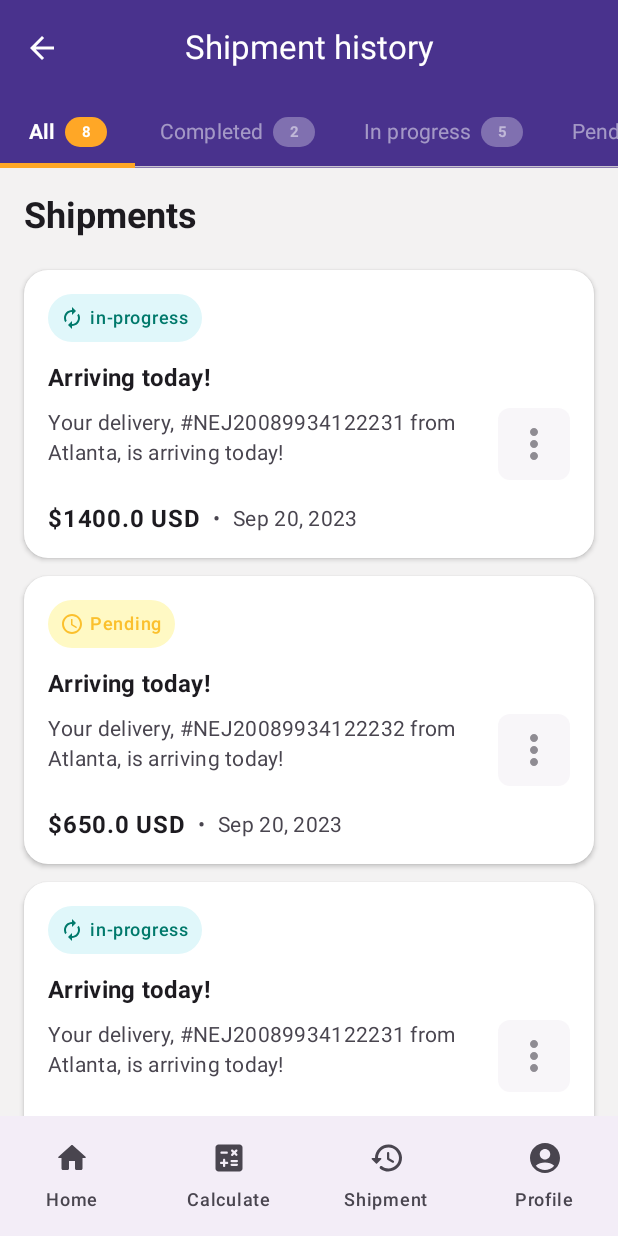
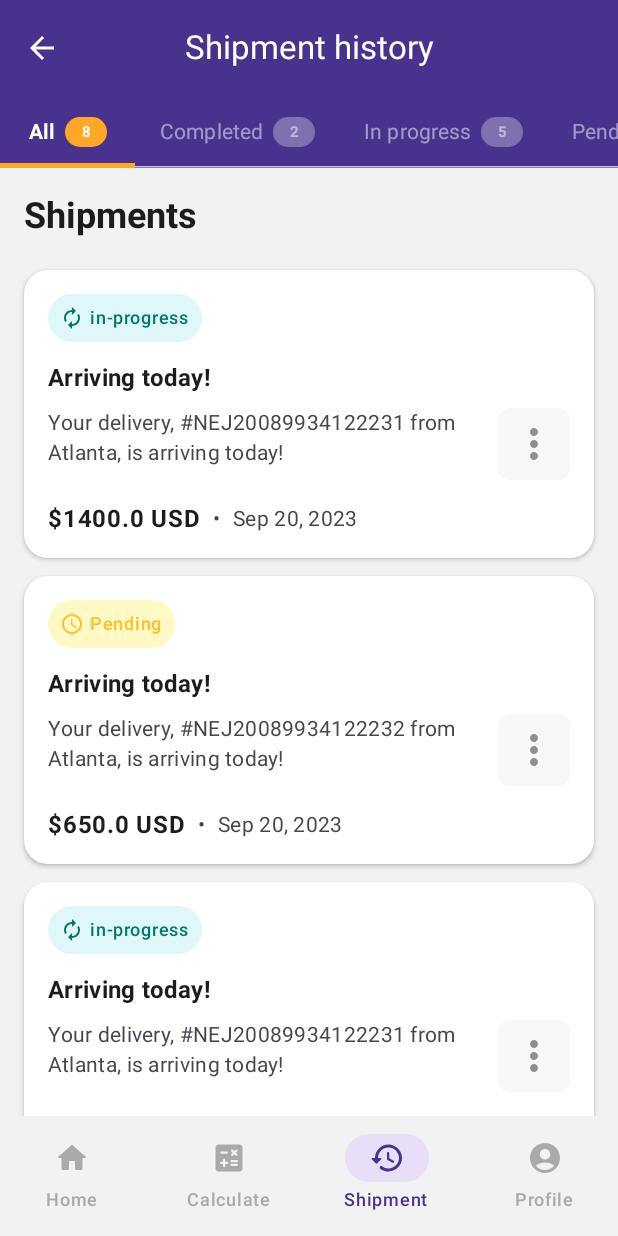
Before and after one commit to Kagiri11/Shipments, an Android app built with Jetpack Compose: the screen it shows after launch (MainActivity), item 3 of the bottom bar chosen, on a phone screen of 412 x 824 dp. Run offline under Robolectric (Android 15) with nearby library versions, the phone set to English and light mode, and no system bars; pictures from the network do not load.

Commit message:
Fix bottom nav selected state

```diff
--- a/app/src/main/java/com/cmaina/shipments/ui/navigation/ShipmentNavigation.kt
+++ b/app/src/main/java/com/cmaina/shipments/ui/navigation/ShipmentNavigation.kt
@@ -1,5 +1,6 @@
 package com.cmaina.shipments.ui.navigation
 
+import android.util.Log
 import androidx.compose.animation.AnimatedContentTransitionScope
 import androidx.compose.animation.EnterTransition
 import androidx.compose.animation.ExitTransition
@@ -24,9 +25,10 @@ import com.cmaina.shipments.ui.screens.success.SuccessScreen
 
 @Composable
 fun ShipmentsNavigation(
-    navController: NavHostController = rememberNavController(),
+    navController: NavHostController,
     modifier: Modifier
 ){
+    Log.e("BottomNavigation", "Controller hash overall: ${navController.hashCode()}")
     NavHost(modifier = modifier, navController = navController, startDestination = Home) {
         composable<Home>(
             enterTransition = {
--- a/app/src/main/java/com/cmaina/shipments/ui/navigation/ShipmentsBottomNavigation.kt
+++ b/app/src/main/java/com/cmaina/shipments/ui/navigation/ShipmentsBottomNavigation.kt
@@ -1,5 +1,6 @@
 package com.cmaina.shipments.ui.navigation
 
+import androidx.compose.animation.animateColorAsState
 import androidx.compose.foundation.layout.RowScope
 import androidx.compose.foundation.layout.fillMaxWidth
 import androidx.compose.material3.Icon
@@ -7,14 +8,17 @@ import androidx.compose.material3.NavigationBar
 import androidx.compose.material3.NavigationBarItem
 import androidx.compose.material3.Text
 import androidx.compose.runtime.Composable
+import androidx.compose.runtime.getValue
 import androidx.compose.ui.Modifier
-import androidx.navigation.NavDestination
-import androidx.navigation.NavDestination.Companion.hierarchy
 import androidx.navigation.NavHostController
+import androidx.navigation.compose.currentBackStackEntryAsState
 import com.cmaina.shipments.ui.navigation.Screen.Calculate
 import com.cmaina.shipments.ui.navigation.Screen.History
 import com.cmaina.shipments.ui.navigation.Screen.Home
 import com.cmaina.shipments.ui.navigation.Screen.Profile
+import com.cmaina.shipments.ui.theme.ShipmentsGrey
+import com.cmaina.shipments.ui.theme.ShipmentsPurple
+import com.cmaina.shipments.ui.theme.ShipmentsSmokeWhite
 
 val TopLevelScreens: List<Screen> = listOf(Home, Calculate, History, Profile)
 
@@ -22,11 +26,15 @@ val TopLevelScreens: List<Screen> = listOf(Home, Calculate, History, Profile)
 fun ShipmentsBottomNavigation(
     navController: NavHostController
 ) {
-    NavigationBar(modifier = Modifier.fillMaxWidth()) {
+    val currentScreen = navController.currentBackStackEntryAsState().value?.destination?.route
+    NavigationBar(
+        modifier = Modifier.fillMaxWidth(),
+        containerColor = ShipmentsSmokeWhite,
+    ) {
         TopLevelScreens.forEach { screen ->
             AddBottomNavigationItem(
                 screen = screen,
-                currentScreen = navController.currentDestination,
+                currentScreen = currentScreen,
                 navController = navController
             )
         }
@@ -36,23 +44,27 @@ fun ShipmentsBottomNavigation(
 @Composable
 fun RowScope.AddBottomNavigationItem(
     screen: Screen,
-    currentScreen: NavDestination?,
+    currentScreen: String?,
     navController: NavHostController
 ) {
-    val isSelected = currentScreen?.hierarchy?.any { it.route == screen::class.qualifiedName } == true
+    val isSelected = currentScreen == screen::class.qualifiedName
+    val contentColor by animateColorAsState(if (isSelected) ShipmentsPurple else ShipmentsGrey)
     NavigationBarItem(
         selected = isSelected,
         onClick = {
-            navController.navigateToTopScreens(screen)
+            if(currentScreen != screen::class.qualifiedName){
+                navController.navigateToTopScreens(screen)
+            }
         },
         icon = {
             Icon(
+                tint = contentColor,
                 imageVector = screen.icon,
                 contentDescription = screen.label
             )
         },
         label = {
-            Text(text = screen.label)
+            Text(text = screen.label, color = contentColor)
         }
     )
 }
--- a/app/src/main/java/com/cmaina/shipments/ui/screens/history/ShipmentFilterTabs.kt
+++ b/app/src/main/java/com/cmaina/shipments/ui/screens/history/ShipmentFilterTabs.kt
@@ -1,5 +1,8 @@
 package com.cmaina.shipments.ui.screens.history
 
+import androidx.compose.animation.AnimatedContent
+import androidx.compose.animation.animateColorAsState
+import androidx.compose.animation.core.animateValueAsState
 import androidx.compose.material3.TabRowDefaults.tabIndicatorOffset
 import com.cmaina.shipments.ui.model.TabItem
 import com.cmaina.shipments.ui.model.getSampleTabItems
@@ -8,10 +11,12 @@ import androidx.compose.foundation.layout.*
 import androidx.compose.foundation.shape.CircleShape
 import androidx.compose.material3.*
 import androidx.compose.runtime.Composable
+import androidx.compose.runtime.getValue
 import androidx.compose.ui.Alignment
 import androidx.compose.ui.Modifier
 import androidx.compose.ui.draw.clip
 import androidx.compose.ui.graphics.Color
+import androidx.compose.ui.text.font.Font
 import androidx.compose.ui.text.font.FontWeight
 import androidx.compose.ui.tooling.preview.Preview
 import androidx.compose.ui.unit.dp
@@ -49,6 +54,8 @@ fun ShipmentFilterTabs(
     ) {
         tabs.forEachIndexed { index, tabItem ->
             val isSelected = selectedTabIndex == index
+            val tabTextColor by animateColorAsState(if(isSelected) Color.White else Color.White.copy(alpha = 0.5F))
+            val tabContainterColor by animateColorAsState(if(isSelected) TabBadgeBackgroundColor else Color.White.copy(alpha = 0.3F))
             Tab(
                 modifier = Modifier.background(ShipmentsPurple),
                 selected = isSelected,
@@ -68,12 +75,14 @@ fun ShipmentFilterTabs(
                                 .height(20.dp)
                                 .width(28.dp)
                                 .clip(CircleShape)
-                                .background(if(isSelected) TabBadgeBackgroundColor else Color.White.copy(alpha = 0.3F)),
+                                .background(
+                                    tabContainterColor
+                                ),
                             contentAlignment = Alignment.Center
                         ) {
                             Text(
                                 text = tabItem.count.toString(),
-                                color = if(isSelected) Color.White else Color.White.copy(alpha = 0.5F),
+                                color = tabTextColor,
                                 fontSize = 10.sp,
                                 fontWeight = FontWeight.Bold
                             )
--- a/app/src/main/java/com/cmaina/shipments/ui/screens/history/ShipmentHistoryScreen.kt
+++ b/app/src/main/java/com/cmaina/shipments/ui/screens/history/ShipmentHistoryScreen.kt
@@ -1,6 +1,8 @@
 package com.cmaina.shipments.ui.screens.history
 
 import androidx.compose.animation.AnimatedContent
+import androidx.compose.animation.core.spring
+import androidx.compose.foundation.ExperimentalFoundationApi
 import androidx.compose.foundation.background
 import androidx.compose.foundation.layout.Arrangement
 import androidx.compose.foundation.layout.Box
@@ -76,6 +78,7 @@ fun ShipmentHistoryScreen(
     }
 }
 
+@OptIn(ExperimentalFoundationApi::class)
 @Composable
 fun ShipmentHistoryContent(
     shipments: List<Shipment>,
@@ -108,8 +111,9 @@ fun ShipmentHistoryContent(
                 modifier = Modifier.fillMaxWidth(),
                 contentPadding = PaddingValues(vertical = 6.dp)
             ) {
-                items(shipments) { shipment ->
+                items(items = shipments) { shipment ->
                     ShipmentItemCard(
+                        modifier = Modifier.animateItem(fadeInSpec = spring(), fadeOutSpec =  spring()),
                         shipment = shipment
                     )
                 }
--- a/app/src/main/java/com/cmaina/shipments/ui/screens/home/HomeScreen.kt
+++ b/app/src/main/java/com/cmaina/shipments/ui/screens/home/HomeScreen.kt
@@ -12,8 +12,6 @@ import androidx.compose.foundation.layout.padding
 import androidx.compose.material3.CircularProgressIndicator
 import androidx.compose.material3.ExperimentalMaterial3Api
 import androidx.compose.material3.MaterialTheme
-import androidx.compose.material3.Scaffold
-import androidx.compose.material3.SnackbarHost
 import androidx.compose.material3.SnackbarHostState
 import androidx.compose.material3.Text
 import androidx.compose.runtime.Composable
@@ -43,15 +41,10 @@ fun HomeScreen(
         }
     }
 
-    Scaffold(
-        snackbarHost = { SnackbarHost(snackbarHostState) }
-        // bottomBar = { /* Handled by ShipmentsNavigation in your app's main structure */ }
-    ) { innerPadding ->
     if (uiState.isLoading) {
         Box(
             modifier = Modifier
-                    .fillMaxSize()
-                    .padding(innerPadding),
+                .fillMaxSize(),
             contentAlignment = Alignment.Center
         ) {
             CircularProgressIndicator()
@@ -133,7 +126,6 @@ fun HomeScreen(
         }
     }
 }
-}
 
 // Make sure your preview uses a ViewModel instance that populates the state
 @Preview(showBackground = true, device = "spec:width=1080px,height=2340px,dpi=440")
```
Also changed, not shown: app/src/main/java/com/cmaina/shipments/ui/navigation/animation/SlideAnimation.kt (+2 -8 lines). Lines whose indentation alone changed are shown as unchanged.
